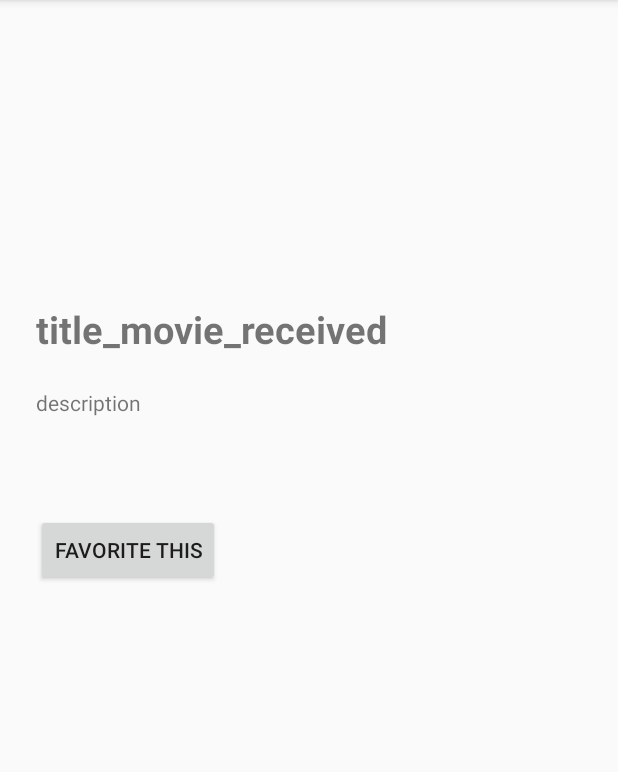
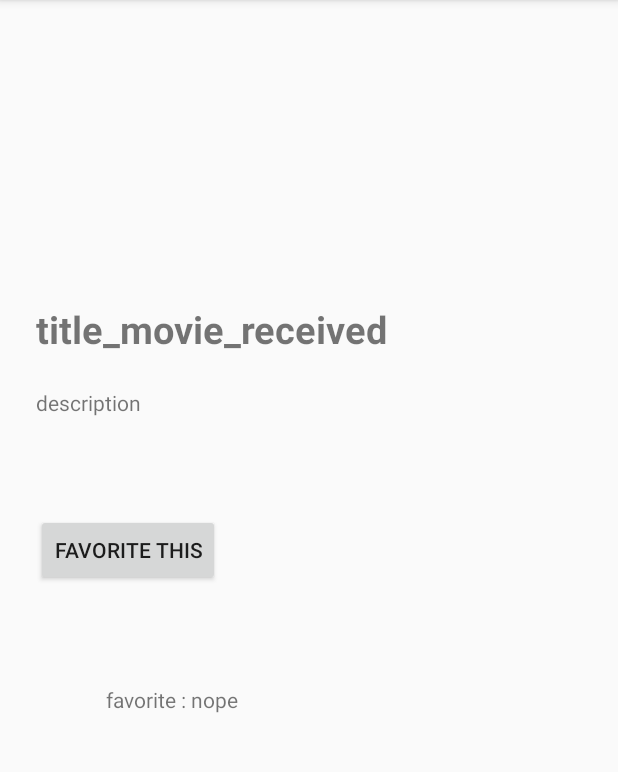
Before and after one commit to komangss/Submission-Menjadi-Android-Developer-Expert, an Android app: the DetailMovieActivity screen opened directly, with no data from a screen before it, after a tap on "FAVORITE THIS", on a phone screen of 412 x 824 dp, the part 84-856 px from its top. Run offline under Robolectric (Android 15) with nearby library versions, the phone set to English and light mode, and no system bars; our stand-ins replace Room's generated code; pictures from the network do not load.

Commit message:
gatau lagiiii

```diff
--- a/app/src/main/java/com/dicoding/submissionmade2_1/Adapter/ListMovieAdapter.java
+++ b/app/src/main/java/com/dicoding/submissionmade2_1/Adapter/ListMovieAdapter.java
@@ -83,5 +83,4 @@ public class ListMovieAdapter extends RecyclerView.Adapter<ListMovieAdapter.List
                     .into(imgPhoto);
         }
     }
-
 }
--- a/app/src/main/java/com/dicoding/submissionmade2_1/Fragment/FavoriteFragment.java
+++ b/app/src/main/java/com/dicoding/submissionmade2_1/Fragment/FavoriteFragment.java
@@ -37,7 +37,7 @@ public class FavoriteFragment extends Fragment {
         // Required empty public constructor
     }
 
-    public static FavoriteFragment newInstance(int index) {
+    public static FavoriteFragment newInstance( int index) {
         FavoriteFragment fragment = new FavoriteFragment();
         Bundle bundle = new Bundle();
         bundle.putInt(ARG_SECTION_NUMBER, index);
@@ -69,7 +69,8 @@ public class FavoriteFragment extends Fragment {
         favoriteViewModel.getAllFavorites().observe(this, new Observer<List<Favorite>>() {
             @Override
             public void onChanged(List<Favorite> favorites) {
-                Toast.makeText(getActivity(), "onChanged", Toast.LENGTH_SHORT).show();
+                adapter.setFavorites(favorites);
+                Toast.makeText(getActivity(),"onChanged",Toast.LENGTH_SHORT).show();
             }
         });
         return myFragmentView;
--- a/app/src/main/java/com/dicoding/submissionmade2_1/Item/Favorite.java
+++ b/app/src/main/java/com/dicoding/submissionmade2_1/Item/Favorite.java
@@ -30,4 +30,8 @@ public class Favorite {
     public void setId(int id) {
         this.id = id;
     }
+
+//    simpen title poster dengan descripsi
+//    kalo udh gitu terus kita validaso. select data dari database jika tidak ada yang sama maka gaz
+
 }
--- a/app/src/main/java/com/dicoding/submissionmade2_1/activity/DetailMovieActivity.java
+++ b/app/src/main/java/com/dicoding/submissionmade2_1/activity/DetailMovieActivity.java
@@ -2,10 +2,12 @@ package com.dicoding.submissionmade2_1.activity;
 
 import androidx.appcompat.app.AppCompatActivity;
 import androidx.lifecycle.LiveData;
+import androidx.lifecycle.Observer;
 import androidx.lifecycle.ViewModelProviders;
 
 import android.os.AsyncTask;
 import android.os.Bundle;
+import android.util.Log;
 import android.view.View;
 import android.widget.Button;
 import android.widget.ImageView;
@@ -24,8 +26,11 @@ public class DetailMovieActivity extends AppCompatActivity {
 
     FavoriteViewModel favoriteViewModel;
     Button btn_favorite_this;
+    TextView tv_favorite;
     public static final String EXTRA_MOVIE = "extra_movie";
     public static int EXTRA_ID_MOVIE = 0;
+    public LiveData<List<Favorite>> dataCheck;
+    public boolean isFavoriteAlready;
 
     @Override
     protected void onCreate(Bundle savedInstanceState) {
@@ -33,10 +38,12 @@ public class DetailMovieActivity extends AppCompatActivity {
         setContentView(R.layout.activity_detail_movie);
 
         btn_favorite_this = findViewById(R.id.favorite_this_movie);
+        tv_favorite = findViewById(R.id.favorite_already);
 
         TextView tvTitle = findViewById(R.id.tv_title_received),
                 tvDescription = findViewById(R.id.txt_description_received);
         ImageView imgPoster = findViewById(R.id.img_received);
+
 
 
         try {
@@ -51,51 +58,64 @@ public class DetailMovieActivity extends AppCompatActivity {
                     .dontAnimate()
                     .into(imgPoster);
             EXTRA_ID_MOVIE = movie.getIdMovie();
-//            imgPoster.setImageResource(movie.getPoster());
+
+            // favorite = new Favorite(EXTRA_ID_MOVIE);
+
+            //            imgPoster.setImageResource(movie.getPoster());
         } catch (Exception e) {
 
         }
+
+        favoriteViewModel = ViewModelProviders.of(this).get(FavoriteViewModel.class);
+
+        try {
+
+            dataCheck = favoriteViewModel.checkMoviesById(EXTRA_ID_MOVIE);
+
+            if(dataCheck == null ) {
+                isFavoriteAlready = false;
+                tv_favorite.setText("favorite : nope");
+            } else {
+                isFavoriteAlready = true;
+                tv_favorite.setText("favorite : already");
+            }
+
+            dataCheck.observe(this, new Observer<List<Favorite>>() {
+                @Override
+                public void onChanged(List<Favorite> favorites) {
+                    Log.d("isi favorite ", String.valueOf(favorites));
+                    if(favorites == null || favorites.size() == 0) {
+                        isFavoriteAlready = false;
+                        tv_favorite.setText("favorite : nope");
+                    } else {
+                        isFavoriteAlready = true;
+                        tv_favorite.setText("favorite : already");
+                    }
+
+                }
+            });
+
+        } catch (NullPointerException e) {
+            Log.d("ini bug nya", e.getMessage());
+        }
+
 
         btn_favorite_this.setOnClickListener(new View.OnClickListener() {
             @Override
             public void onClick(View v) {
                 Favorite favorite = new Favorite(EXTRA_ID_MOVIE);
-//                if () {
-                new InsertInBackground(favorite).execute();
-//                } else {
-//                    liked true
-//                }
-                Toast.makeText(DetailMovieActivity.this, "You Favorite This Movie", Toast.LENGTH_SHORT).show();
+                if (isFavoriteAlready) {
+//                    delete
+                    favoriteViewModel.delete(favorite);
+                    isFavoriteAlready = false;
+                    Toast.makeText(DetailMovieActivity.this, "You delete Favorite This Movie : " + isFavoriteAlready , Toast.LENGTH_SHORT).show();
+                } else {
+                    favoriteViewModel.insert(favorite);
+                    isFavoriteAlready = true;
+                    Toast.makeText(DetailMovieActivity.this, "You Favorite This Movie", Toast.LENGTH_SHORT).show();
+                }
+
             }
         });
     }
-
-    private class InsertInBackground extends AsyncTask<Favorite, Void, Void> {
-        private Favorite favorite;
-
-        private InsertInBackground(Favorite favorite) {
-            this.favorite = favorite;
-        }
-
-        @Override
-        protected Void doInBackground(Favorite... favorites) {
-            favoriteViewModel.insert(favorite);
-            return null;
-        }
-    }
-
-    private class CheckMovieById extends AsyncTask<Void, Void, Void> {
-        private int idMovie;
-
-        private CheckMovieById(int idMovie) {
-            this.idMovie = idMovie;
-        }
-
-        @Override
-        protected Void doInBackground(Void... voids) {
-            LiveData<List<Favorite>> datanya = favoriteViewModel.checkMoviesById(idMovie);
-            return null;
-        }
-    }
-
 }
--- a/app/src/main/res/layout/activity_detail_movie.xml
+++ b/app/src/main/res/layout/activity_detail_movie.xml
@@ -54,4 +54,16 @@
         app:layout_constraintTop_toBottomOf="@+id/txt_description_received"
         app:layout_constraintVertical_bias="0.083" />
 
+    <TextView
+        android:text="favorite : "
+        android:id="@+id/favorite_already"
+        android:layout_width="wrap_content"
+        android:layout_height="wrap_content"
+        app:layout_constraintBottom_toBottomOf="parent"
+        app:layout_constraintEnd_toEndOf="parent"
+        app:layout_constraintHorizontal_bias="0.187"
+        app:layout_constraintStart_toStartOf="parent"
+        app:layout_constraintTop_toBottomOf="@+id/favorite_this_movie"
+        app:layout_constraintVertical_bias="0.193" />
+
 </androidx.constraintlayout.widget.ConstraintLayout>
```
Also changed, not shown: app/src/main/java/com/dicoding/submissionmade2_1/Adapter/FavoriteAdapter.java (+9 -6 lines), app/src/main/java/com/dicoding/submissionmade2_1/Database/FavoriteDatabase.java (+28 -0 lines), app/src/main/java/com/dicoding/submissionmade2_1/Repository/FavoriteRepository.java (+7 -3 lines).
